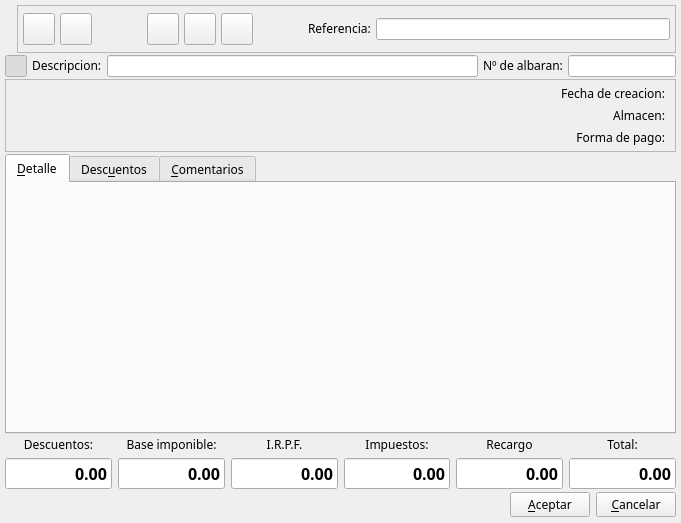
The window that bulmages/bulmafact/src/albaranproveedorbase.ui (eboladev/Bulmages-1) describes before a commit, drawn with Qt 5.
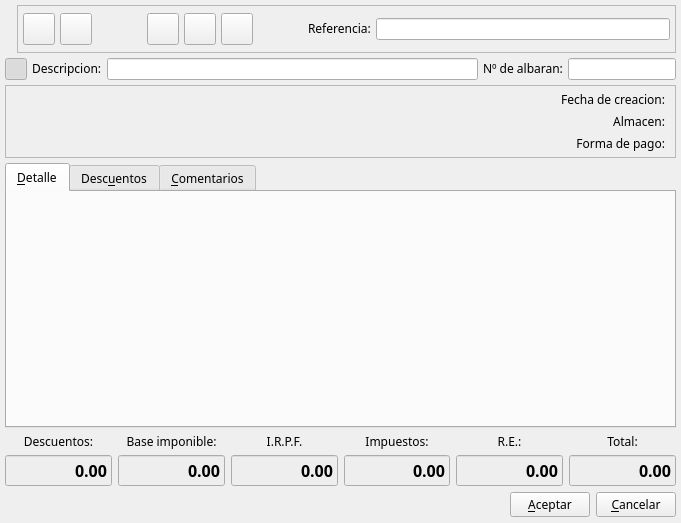
The same window after the commit. Icons and pictures are not drawn. Custom widgets are drawn as their Qt base class.

Diff of the .ui file:
```diff
--- a/bulmages/bulmafact/src/albaranproveedorbase.ui
+++ b/bulmages/bulmafact/src/albaranproveedorbase.ui
@@ -28,7 +28,7 @@
     <number>5</number>
    </property>
    <property name="spacing" >
-    <number>2</number>
+    <number>5</number>
    </property>
    <item>
     <layout class="QHBoxLayout" >
@@ -663,10 +663,10 @@
       </attribute>
       <layout class="QVBoxLayout" >
        <property name="margin" >
-        <number>0</number>
+        <number>5</number>
        </property>
        <property name="spacing" >
-        <number>2</number>
+        <number>5</number>
        </property>
        <item>
         <widget class="ListLinAlbaranProveedorView" native="1" name="subform2" />
@@ -757,6 +757,43 @@
          <property name="enabled" >
           <bool>true</bool>
          </property>
+         <property name="palette" >
+          <palette>
+           <active>
+            <colorrole role="Base" >
+             <brush brushstyle="SolidPattern" >
+              <color alpha="255" >
+               <red>238</red>
+               <green>238</green>
+               <blue>238</blue>
+              </color>
+             </brush>
+            </colorrole>
+           </active>
+           <inactive>
+            <colorrole role="Base" >
+             <brush brushstyle="SolidPattern" >
+              <color alpha="255" >
+               <red>238</red>
+               <green>238</green>
+               <blue>238</blue>
+              </color>
+             </brush>
+            </colorrole>
+           </inactive>
+           <disabled>
+            <colorrole role="Base" >
+             <brush brushstyle="SolidPattern" >
+              <color alpha="255" >
+               <red>255</red>
+               <green>255</green>
+               <blue>255</blue>
+              </color>
+             </brush>
+            </colorrole>
+           </disabled>
+          </palette>
+         </property>
          <property name="font" >
           <font>
            <family>Sans Serif</family>
@@ -826,6 +863,43 @@
        </item>
        <item>
         <widget class="QLineEdit" name="m_totalBases" >
+         <property name="palette" >
+          <palette>
+           <active>
+            <colorrole role="Base" >
+             <brush brushstyle="SolidPattern" >
+              <color alpha="255" >
+               <red>238</red>
+               <green>238</green>
+               <blue>238</blue>
+              </color>
+             </brush>
+            </colorrole>
+           </active>
+           <inactive>
+            <colorrole role="Base" >
+             <brush brushstyle="SolidPattern" >
+              <color alpha="255" >
+               <red>238</red>
+               <green>238</green>
+               <blue>238</blue>
+              </color>
+             </brush>
+            </colorrole>
+           </inactive>
+           <disabled>
+            <colorrole role="Base" >
+             <brush brushstyle="SolidPattern" >
+              <color alpha="255" >
+               <red>255</red>
+               <green>255</green>
+               <blue>255</blue>
+              </color>
+             </brush>
+            </colorrole>
+           </disabled>
+          </palette>
+         </property>
          <property name="font" >
           <font>
            <family>Sans Serif</family>
@@ -895,6 +969,43 @@
        </item>
        <item>
         <widget class="QLineEdit" name="m_totalIRPF" >
+         <property name="palette" >
+          <palette>
+           <active>
+            <colorrole role="Base" >
+             <brush brushstyle="SolidPattern" >
+              <color alpha="255" >
+               <red>238</red>
+               <green>238</green>
+               <blue>238</blue>
+              </color>
+             </brush>
+            </colorrole>
+           </active>
+           <inactive>
+            <colorrole role="Base" >
+             <brush brushstyle="SolidPattern" >
+              <color alpha="255" >
+               <red>238</red>
+               <green>238</green>
+               <blue>238</blue>
+              </color>
+             </brush>
+            </colorrole>
+           </inactive>
+           <disabled>
+            <colorrole role="Base" >
+             <brush brushstyle="SolidPattern" >
+              <color alpha="255" >
+               <red>255</red>
+               <green>255</green>
+               <blue>255</blue>
+              </color>
+             </brush>
+            </colorrole>
+           </disabled>
+          </palette>
+         </property>
          <property name="font" >
           <font>
            <family>Sans Serif</family>
@@ -964,6 +1075,43 @@
        </item>
        <item>
         <widget class="QLineEdit" name="m_totalTaxes" >
+         <property name="palette" >
+          <palette>
+           <active>
+            <colorrole role="Base" >
+             <brush brushstyle="SolidPattern" >
+              <color alpha="255" >
+               <red>238</red>
+               <green>238</green>
+               <blue>238</blue>
+              </color>
+             </brush>
+            </colorrole>
+           </active>
+           <inactive>
+            <colorrole role="Base" >
+             <brush brushstyle="SolidPattern" >
+              <color alpha="255" >
+               <red>238</red>
+               <green>238</green>
+               <blue>238</blue>
+              </color>
+             </brush>
+            </colorrole>
+           </inactive>
+           <disabled>
+            <colorrole role="Base" >
+             <brush brushstyle="SolidPattern" >
+              <color alpha="255" >
+               <red>255</red>
+               <green>255</green>
+               <blue>255</blue>
+              </color>
+             </brush>
+            </colorrole>
+           </disabled>
+          </palette>
+         </property>
          <property name="font" >
           <font>
            <family>Sans Serif</family>
@@ -1024,7 +1172,7 @@
           </font>
          </property>
          <property name="text" >
-          <string>Recargo</string>
+          <string>R.E.:</string>
          </property>
          <property name="alignment" >
           <set>Qt::AlignCenter</set>
@@ -1033,6 +1181,43 @@
        </item>
        <item>
         <widget class="QLineEdit" name="m_totalReqEq" >
+         <property name="palette" >
+          <palette>
+           <active>
+            <colorrole role="Base" >
+             <brush brushstyle="SolidPattern" >
+              <color alpha="255" >
+               <red>238</red>
+               <green>238</green>
+               <blue>238</blue>
+              </color>
+             </brush>
+            </colorrole>
+           </active>
+           <inactive>
+            <colorrole role="Base" >
+             <brush brushstyle="SolidPattern" >
+              <color alpha="255" >
+               <red>238</red>
+               <green>238</green>
+               <blue>238</blue>
+              </color>
+             </brush>
+            </colorrole>
+           </inactive>
+           <disabled>
+            <colorrole role="Base" >
+             <brush brushstyle="SolidPattern" >
+              <color alpha="255" >
+               <red>255</red>
+               <green>255</green>
+               <blue>255</blue>
+              </color>
+             </brush>
+            </colorrole>
+           </disabled>
+          </palette>
+         </property>
          <property name="font" >
           <font>
            <family>Sans Serif</family>
@@ -1105,6 +1290,43 @@
          <property name="enabled" >
           <bool>true</bool>
          </property>
+         <property name="palette" >
+          <palette>
+           <active>
+            <colorrole role="Base" >
+             <brush brushstyle="SolidPattern" >
+              <color alpha="255" >
+               <red>238</red>
+               <green>238</green>
+               <blue>238</blue>
+              </color>
+             </brush>
+            </colorrole>
+           </active>
+           <inactive>
+            <colorrole role="Base" >
+             <brush brushstyle="SolidPattern" >
+              <color alpha="255" >
+               <red>238</red>
+               <green>238</green>
+               <blue>238</blue>
+              </color>
+             </brush>
+            </colorrole>
+           </inactive>
+           <disabled>
+            <colorrole role="Base" >
+             <brush brushstyle="SolidPattern" >
+              <color alpha="255" >
+               <red>255</red>
+               <green>255</green>
+               <blue>255</blue>
+              </color>
+             </brush>
+            </colorrole>
+           </disabled>
+          </palette>
+         </property>
          <property name="font" >
           <font>
            <family>Sans Serif</family>
@@ -1212,6 +1434,11 @@
  </widget>
  <layoutdefault spacing="2" margin="2" />
  <customwidgets>
+  <customwidget>
+   <class>ListDescuentoAlbaranProvView</class>
+   <extends>QWidget</extends>
+   <header>listdescalbaranprovview.h</header>
+  </customwidget>
   <customwidget>
    <class>BusquedaProveedor</class>
    <extends>QWidget</extends>
@@ -1242,11 +1469,6 @@
    <extends>QWidget</extends>
    <header>listlinalbaranproveedorview.h</header>
   </customwidget>
-  <customwidget>
-   <class>ListDescuentoAlbaranProvView</class>
-   <extends>QWidget</extends>
-   <header>listdescalbaranprovview.h</header>
-  </customwidget>
  </customwidgets>
  <resources>
   <include location="../../bulmages.qrc" />
```
Left out of the diff: 4 changed lines with no effect on the pictures.
